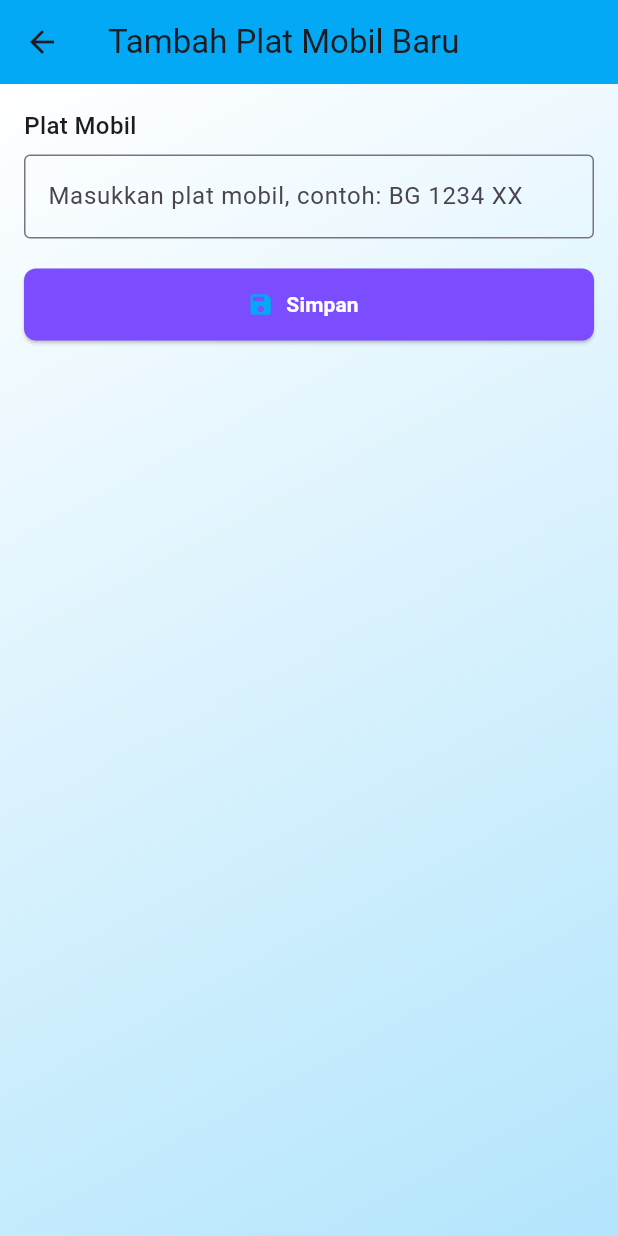
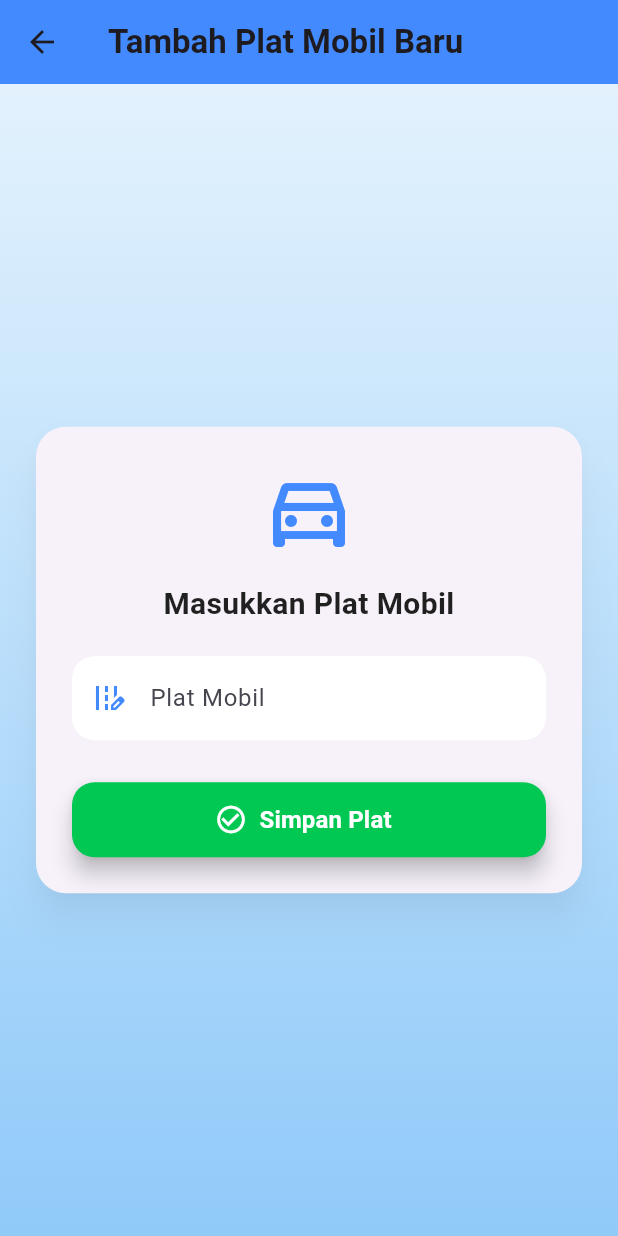
Before and after one commit to Slevinnn7/manajemen-stok-barang, a Flutter app: the TambahPlatScreen screen opened directly, on a phone screen of 412 x 824 dp. Run offline on Flutter 3.47's test engine with Material 3 defaults, Android fonts, the phone set to English and light mode, and no system bars; our stand-ins replace cloud_firestore, firebase_auth, firebase_core, shared_preferences; accounts and stored records are empty.

Commit message:
final 11

```diff
--- a/lib/screens/tambah_plat_screen.dart
+++ b/lib/screens/tambah_plat_screen.dart
@@ -47,66 +47,107 @@ class _TambahPlatScreenState extends State<TambahPlatScreen> {
   @override
   Widget build(BuildContext context) {
     return Scaffold(
+      // AppBar modern
       appBar: AppBar(
-        title: const Text("Tambah Plat Mobil Baru"),
-        backgroundColor: const Color(0xFF03A9F4),
+        title: const Text(
+          "Tambah Plat Mobil Baru",
+          style: TextStyle(fontWeight: FontWeight.bold),
         ),
-      body: Stack(
-        children: [
-          Container(
+        elevation: 0,
+        backgroundColor: Colors.blueAccent,
+      ),
+
+      body: Container(
         decoration: const BoxDecoration(
           gradient: LinearGradient(
-                colors: [Color(0xFFFFFFFF), Color(0xFFB3E5FC)],
-                begin: Alignment.topLeft,
-                end: Alignment.bottomRight,
+            colors: [Color(0xFFE3F2FD), Color(0xFF90CAF9)],
+            begin: Alignment.topCenter,
+            end: Alignment.bottomCenter,
+          ),
+        ),
+        child: Center(
+          child: SingleChildScrollView(
+            child: Card(
+              elevation: 10,
+              shadowColor: Colors.black26,
+              shape: RoundedRectangleBorder(
+                borderRadius: BorderRadius.circular(20),
+              ),
+              margin: const EdgeInsets.symmetric(horizontal: 24, vertical: 16),
+              child: Padding(
+                padding: const EdgeInsets.all(24.0),
+                child: Column(
+                  mainAxisSize: MainAxisSize.min,
+                  children: [
+                    // Icon kendaraan sebagai ilustrasi
+                    const Icon(
+                      Icons.directions_car_filled_outlined,
+                      size: 64,
+                      color: Colors.blueAccent,
+                    ),
+                    const SizedBox(height: 16),
+                    const Text(
+                      "Masukkan Plat Mobil",
+                      style: TextStyle(
+                        fontSize: 20,
+                        fontWeight: FontWeight.bold,
+                        color: Colors.black87,
+                      ),
+                      textAlign: TextAlign.center,
+                    ),
+                    const SizedBox(height: 20),
+
+                    // TextField dengan icon & style modern
+                    TextField(
+                      controller: _platController,
+                      textCapitalization: TextCapitalization.characters,
+                      decoration: InputDecoration(
+                        prefixIcon: const Icon(Icons.edit_road, color: Colors.blueAccent),
+                        labelText: "Plat Mobil",
+                        hintText: "Contoh: BG 1234 XX",
+                        filled: true,
+                        fillColor: Colors.white,
+                        border: OutlineInputBorder(
+                          borderRadius: BorderRadius.circular(15),
+                          borderSide: BorderSide.none,
                         ),
                       ),
                     ),
-          Padding(
-            padding: const EdgeInsets.all(16.0),
-            child: Column(
-              crossAxisAlignment: CrossAxisAlignment.start,
-              children: [
-                const Text(
-                  "Plat Mobil",
-                  style: TextStyle(fontSize: 16, fontWeight: FontWeight.w500),
-                ),
-                const SizedBox(height: 8),
-                TextField(
-                  controller: _platController,
-                  decoration: const InputDecoration(
-                    border: OutlineInputBorder(),
-                    hintText: "Masukkan plat mobil, contoh: BG 1234 XX",
-                  ),
-                ),
-                const SizedBox(height: 20),
+
+                    const SizedBox(height: 28),
+
+                    // Tombol simpan lebih menonjol (warna hijau terang)
                     _isLoading
-                    ? const Center(child: CircularProgressIndicator())
-                    : ElevatedButton.icon(
+                        ? const CircularProgressIndicator()
+                        : SizedBox(
+                            width: double.infinity,
+                            height: 50,
+                            child: ElevatedButton.icon(
                               onPressed: _simpanPlat,
-                        icon: const Icon(
-                          Icons.save,
-                          color: Color(0xFF03A9F4),
-                        ),
+                              icon: const Icon(Icons.check_circle_outline, size: 22),
                               label: const Text(
-                          "Simpan",
+                                "Simpan Plat",
                                 style: TextStyle(
-                            color: Colors.white,
                                   fontWeight: FontWeight.bold,
+                                  fontSize: 16,
                                 ),
                               ),
                               style: ElevatedButton.styleFrom(
-                          backgroundColor: Colors.deepPurpleAccent,
-                          minimumSize: const Size.fromHeight(48),
+                                backgroundColor: Colors.greenAccent.shade700, // ✅ lebih terlihat
+                                foregroundColor: Colors.white, // teks & ikon putih
                                 shape: RoundedRectangleBorder(
-                            borderRadius: BorderRadius.circular(8),
+                                  borderRadius: BorderRadius.circular(15),
+                                ),
+                                elevation: 6, // bayangan tombol
                               ),
                             ),
                           ),
                   ],
                 ),
               ),
-        ],
+            ),
+          ),
+        ),
       ),
     );
   }
```
Also changed, not shown: lib/screens/tambah_barang_screen.dart (+77 -38 lines), 1 other file. Lines whose indentation alone changed are shown as unchanged.
